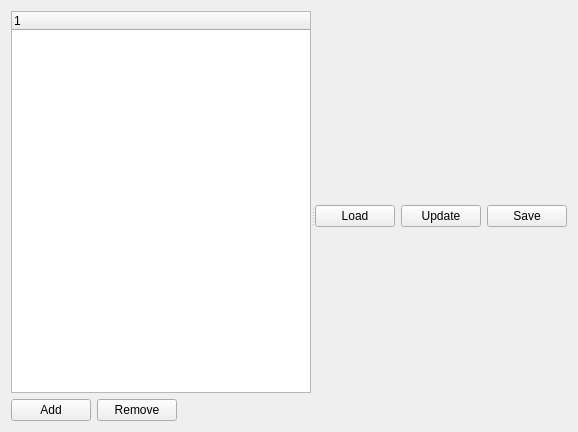
The window that src/gui/TaskGraphEditor/TaskGraphEditor.ui (rock-core/tools-graph_analysis) describes before a commit, drawn with Qt 5.
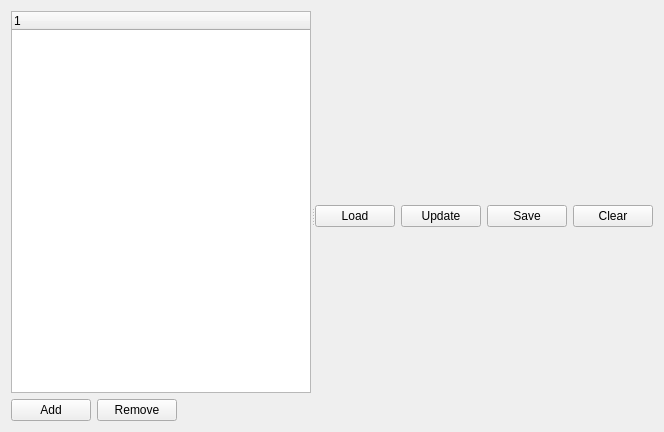
The same window after the commit.

Commit message: Added clear button

Diff of the .ui file:
```diff
--- a/src/gui/TaskGraphEditor/TaskGraphEditor.ui
+++ b/src/gui/TaskGraphEditor/TaskGraphEditor.ui
@@ -104,6 +104,13 @@
            </property>
           </widget>
          </item>
+         <item>
+          <widget class="QPushButton" name="clearButton">
+           <property name="text">
+            <string>Clear</string>
+           </property>
+          </widget>
+         </item>
          <item>
           <spacer name="horizontalSpacer_2">
            <property name="orientation">
```
The commit also changes 2 other files.
